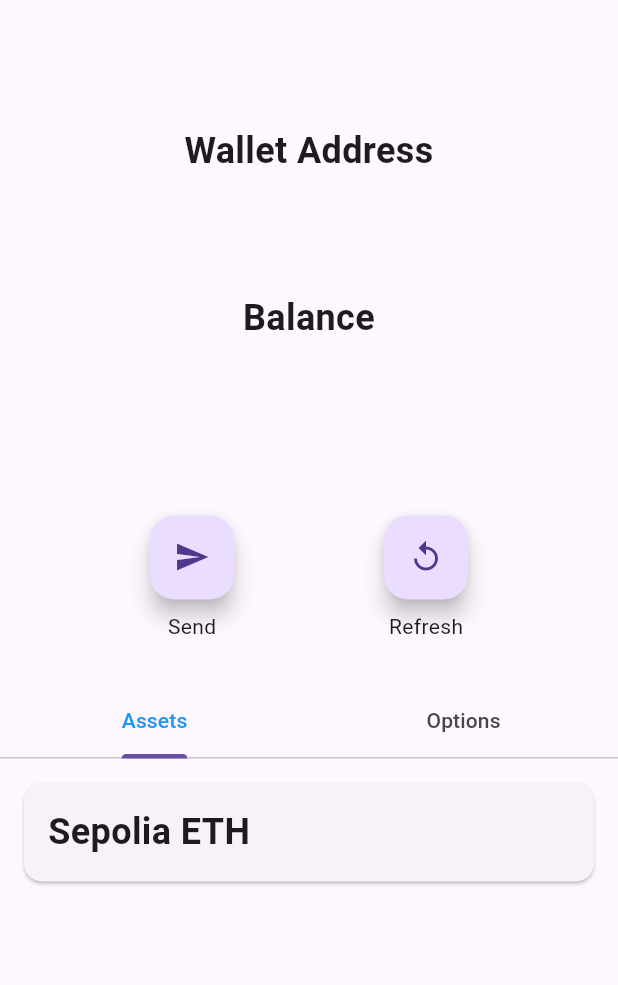
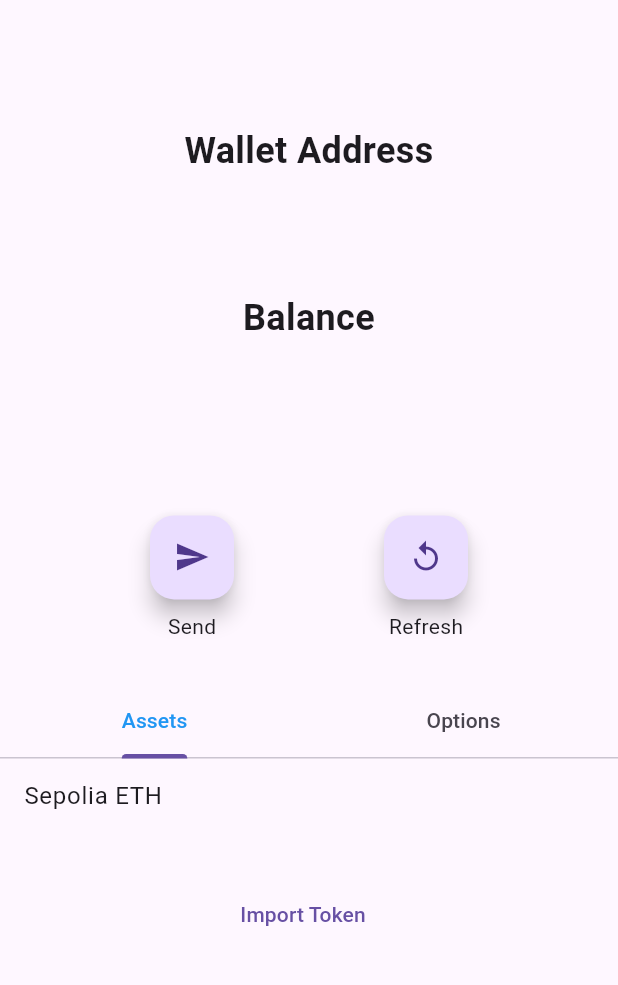
Before and after one commit to dkdeptrai/web3-wallet, a Flutter app: the WalletPage screen opened directly, after a tap on the "replay" icon, on a phone screen of 412 x 824 dp, the part 63-1048 px from its top. Run offline on Flutter 3.47's test engine with Material 3 defaults, Android fonts, the phone set to English and light mode, and no system bars; our stand-ins replace flutter_dotenv, flutter_secure_storage, hex; missing offline and left inert: bip39, dart_bip32_bip44_noflutter, ed25519_hd_key, web3dart; accounts and stored records are empty; network calls fail.

Commit message:
feat: added import other tokens feature

```diff
--- /dev/null
+++ b/lib/model/token_model.dart
@@ -0,0 +1,6 @@
+class Token {
+  final String name;
+  final String symbol;
+  final String balance;
+  Token({required this.name, required this.symbol, required this.balance});
+}
--- a/lib/pages/wallet.dart
+++ b/lib/pages/wallet.dart
@@ -1,13 +1,10 @@
 import 'package:flutter/material.dart';
-import 'package:flutter_secure_storage/flutter_secure_storage.dart';
-import 'package:provider/provider.dart';
-import 'package:shared_preferences/shared_preferences.dart';
-import 'package:web3_wallet/providers/wallet_provider.dart';
+import 'package:web3_wallet/model/token_model.dart';
 import 'package:web3_wallet/pages/create_or_import.dart';
 import 'package:web3_wallet/repository/wallet_repository.dart';
+import 'package:web3_wallet/services/transaction_service.dart';
 import 'package:web3_wallet/services/wallet_address_service.dart';
 import 'package:web3dart/web3dart.dart';
-import 'package:web3_wallet/utils/get_balances.dart';
 import 'package:web3_wallet/components/send_tokens.dart';
 
 class WalletPage extends StatefulWidget {
@@ -18,39 +15,39 @@ class WalletPage extends StatefulWidget {
 }
 
 class _WalletPageState extends State<WalletPage> {
-  final walletService = ETHWalletService();
+  final walletAddressService = ETHWalletService();
   final securedStorageWalletRepository = SecureStorageWalletRepository();
+  late SepoliaTransactionService transactionService;
   String walletAddress = '';
   String balance = '';
   String pvKey = '';
+  List<Token> tokens = [];
 
   @override
   void initState() {
     super.initState();
+    transactionService = SepoliaTransactionService();
+    _initializeService();
     loadWalletData();
+    loadStoredTokens();
+  }
+
+  Future<void> _initializeService() async {
+    await transactionService.init();
   }
 
   Future<void> loadWalletData() async {
-    // final storage = FlutterSecureStorage();
-    // String? privateKey = await storage.read(key: 'privateKey');
     String? privateKey = await securedStorageWalletRepository.getPrivateKey();
     if (privateKey != null) {
-      // final walletProvider = WalletProvider();
-      // await walletProvider.loadPrivateKey();
-      EthereumAddress address = await walletService.getPublicKey(privateKey);
-      print("Public Address: ${address.hex}");
+      EthereumAddress address =
+          await walletAddressService.getPublicKey(privateKey);
       setState(() {
         walletAddress = address.hex;
         pvKey = privateKey;
       });
       print("Private Key: $pvKey");
-      String response = await getBalances(address.hex, 'sepolia');
-
-      String newBalance = response ?? '0';
-
-      // Transform balance from wei to ether
       EtherAmount latestBalance =
-          EtherAmount.fromBigInt(EtherUnit.wei, BigInt.parse(newBalance));
+          await transactionService.getBalance(address.hex);
       String latestBalanceInEther =
           latestBalance.getValueInUnit(EtherUnit.ether).toString();
 
@@ -58,6 +55,88 @@ class _WalletPageState extends State<WalletPage> {
         balance = latestBalanceInEther;
       });
     }
+  }
+
+  Future<void> loadStoredTokens() async {
+    List<String>? tokenAddresses =
+        await securedStorageWalletRepository.getStoredTokenAddresses();
+    if (tokenAddresses != null && tokenAddresses.isNotEmpty) {
+      for (String address in tokenAddresses) {
+        late OtherTokenService otherTokenService = OtherTokenService(address);
+        otherTokenService.init();
+
+        Map<String, dynamic> tokenDetails =
+            await otherTokenService.getTokenDetails();
+
+        EtherAmount balance = await otherTokenService.getBalance(walletAddress);
+        String balanceStr = balance.getValueInUnit(EtherUnit.ether).toString();
+
+        print(
+            "Checking token: ${tokenDetails['name']} (${tokenDetails['symbol']})");
+
+        bool tokenExists = tokens.any((token) =>
+            token.name == tokenDetails['name'] &&
+            token.symbol == tokenDetails['symbol']);
+
+        if (!tokenExists) {
+          Token token = Token(
+              name: tokenDetails['name'].toString(),
+              symbol: tokenDetails['symbol'].toString(),
+              balance: balanceStr);
+
+          tokens.add(token);
+        } else {
+          print(
+              "Duplicate token found: ${tokenDetails['name']} (${tokenDetails['symbol']})");
+        }
+      }
+    }
+  }
+
+  Future<void> importToken() async {
+    final TextEditingController controller = TextEditingController();
+    return showDialog(
+        context: context,
+        builder: (BuildContext context) {
+          return AlertDialog(
+            title: const Text("Import Token"),
+            content: TextField(
+                controller: controller,
+                decoration:
+                    InputDecoration(hintText: "Enter token contract address")),
+            actions: <Widget>[
+              TextButton(
+                  onPressed: () {
+                    Navigator.of(context).pop();
+                  },
+                  child: const Text("Cancel")),
+              TextButton(
+                  onPressed: () async {
+                    String address = controller.text.trim();
+                    if (address.isNotEmpty) {
+                      try {
+                        await securedStorageWalletRepository
+                            .saveTokenAddress(address);
+                        Navigator.of(context).pop();
+                      } catch (e) {
+                        ScaffoldMessenger.of(context).showSnackBar(
+                          SnackBar(
+                            content: Text('Failed to import token: $e'),
+                          ),
+                        );
+                      }
+                    } else {
+                      ScaffoldMessenger.of(context).showSnackBar(
+                        const SnackBar(
+                          content: Text('Please enter a valid address'),
+                        ),
+                      );
+                    }
+                  },
+                  child: const Text("Import"))
+            ],
+          );
+        });
   }
 
   @override
@@ -134,11 +213,13 @@ class _WalletPageState extends State<WalletPage> {
                 children: [
                   FloatingActionButton(
                     heroTag: 'refreshButton', // Unique tag for send button
-                    onPressed: () {
-                      setState(() {
-                        loadWalletData();
-                        print(pvKey);
-                      });
+                    onPressed: () async {
+                      tokens.clear();
+                      walletAddress = '';
+                      balance = '';
+                      await loadWalletData();
+                      await loadStoredTokens();
+                      setState(() {});
                     },
                     child: const Icon(Icons.replay_outlined),
                   ),
@@ -165,38 +246,31 @@ class _WalletPageState extends State<WalletPage> {
                     child: TabBarView(
                       children: [
                         // Assets Tab
-                        Column(
-                          children: [
-                            Card(
-                              margin: const EdgeInsets.all(16.0),
-                              child: Padding(
-                                padding: const EdgeInsets.all(16.0),
-                                child: Row(
-                                  mainAxisAlignment:
-                                      MainAxisAlignment.spaceBetween,
-                                  children: [
-                                    const Text(
-                                      'Sepolia ETH',
-                                      style: TextStyle(
-                                        fontSize: 24.0,
-                                        fontWeight: FontWeight.bold,
-                                      ),
-                                    ),
-                                    Text(
-                                      balance,
-                                      style: const TextStyle(
-                                        fontSize: 24.0,
-                                        fontWeight: FontWeight.bold,
-                                      ),
-                                    )
-                                  ],
-                                ),
-                              ),
-                            )
-                          ],
+                        ListView.builder(
+                          itemCount: tokens.length + 2,
+                          itemBuilder: (context, index) {
+                            if (index == 0) {
+                              return ListTile(
+                                title: const Text("Sepolia ETH"),
+                                subtitle: Text(this.balance),
+                              );
+                            } else if (index == tokens.length + 1) {
+                              return ListTile(
+                                title: TextButton(
+                                    onPressed: () async => await importToken(),
+                                    child: const Text("Import Token")),
+                              );
+                            } else {
+                              Token token = tokens[index - 1];
+                              return ListTile(
+                                title: Text(token.name),
+                                subtitle: Text(token.balance),
+                              );
+                            }
+                          },
                         ),
-                        // NFTs Tab
-                        // Activities Tab
+
+                        // Options Tab
                         Center(
                           child: ListTile(
                             leading: const Icon(Icons.logout),
--- a/lib/repository/wallet_repository.dart
+++ b/lib/repository/wallet_repository.dart
@@ -1,3 +1,5 @@
+import 'dart:convert';
+
 import 'package:flutter_secure_storage/flutter_secure_storage.dart';
 
 abstract class WalletRepository {
@@ -9,6 +11,7 @@ abstract class WalletRepository {
 class SecureStorageWalletRepository implements WalletRepository {
   final _storage = FlutterSecureStorage();
 
+  static const _tokenAddressesKey = 'tokenAddresses';
   @override
   Future<String?> getPrivateKey() async {
     return await _storage.read(key: 'privateKey');
@@ -23,4 +26,19 @@ class SecureStorageWalletRepository implements WalletRepository {
   Future<void> deletePrivateKey() async {
     await _storage.delete(key: 'privateKey');
   }
+
+  Future<void> saveTokenAddress(String address) async {
+    List<String>? storedAddress = await getStoredTokenAddresses();
+    storedAddress?.add(address);
+    await _storage.write(
+        key: _tokenAddressesKey, value: jsonEncode(storedAddress));
+  }
+
+  Future<List<String>?> getStoredTokenAddresses() async {
+    String? storedAddressesJson = await _storage.read(key: _tokenAddressesKey);
+    if (storedAddressesJson != null) {
+      return jsonDecode(storedAddressesJson).cast<String>();
+    }
+    return [];
+  }
 }
--- a/pubspec.yaml
+++ b/pubspec.yaml
@@ -71,6 +71,7 @@ flutter:
   # To add assets to your application, add an assets section, like this:
   assets:
     - ./.env
+    - assets/abi/erc20tokenabi.json
   # An image asset can refer to one or more resolution-specific "variants", see
   # https://flutter.dev/assets-and-images/#resolution-aware
 
```
Also changed, not shown: assets/abi/erc20tokenabi.json (added, +177 -0 lines), lib/services/transaction_service.dart (+116 -4 lines), lib/assets/images/logo.png (deleted).
